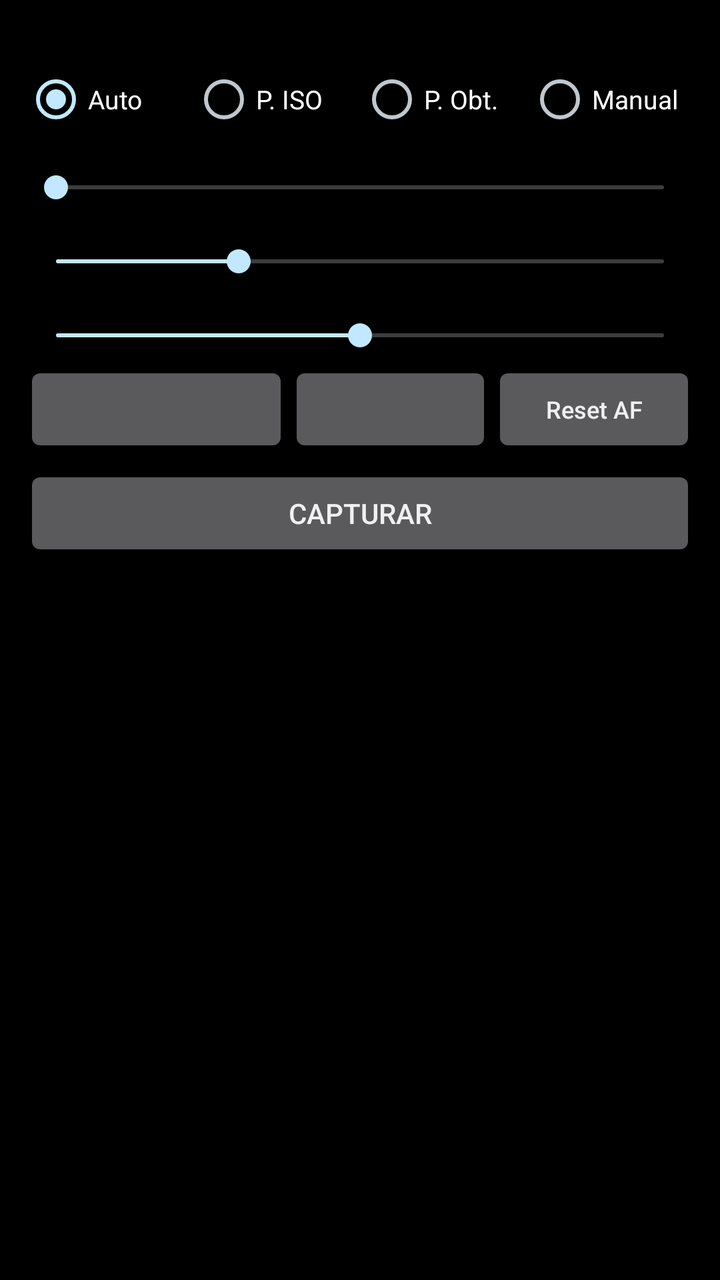
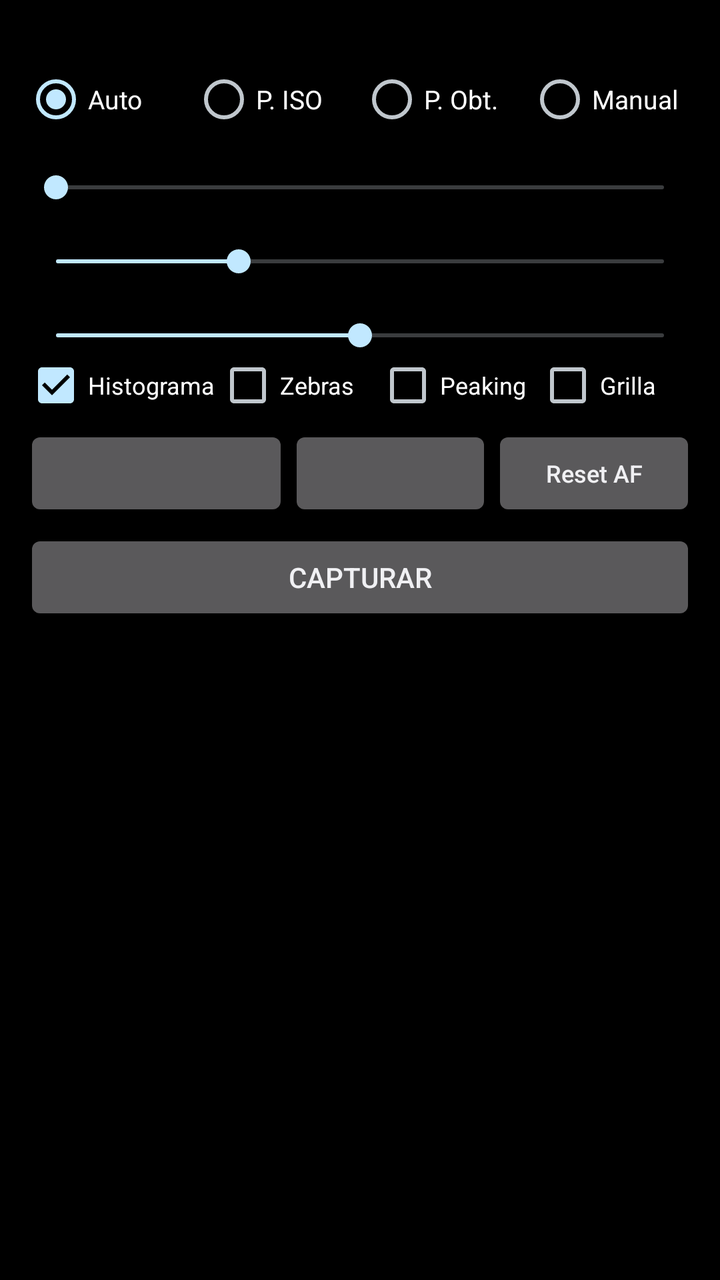

The first picture is an Android layout as it rendered before a commit; the second is the same layout after the commit. The layout source and the unified diff follow.
<!-- AndroidManifest.xml: application theme android:Theme.DeviceDefault.NoActionBar -->
<!-- res/layout/activity_main.xml -->
<?xml version="1.0" encoding="utf-8"?>
<LinearLayout xmlns:android="http://schemas.android.com/apk/res/android"
    android:layout_width="match_parent"
    android:layout_height="match_parent"
    android:background="#000000"
    android:orientation="vertical">

    <FrameLayout
        android:id="@+id/previewFrame"
        android:layout_width="match_parent"
        android:layout_height="0dp">

        <TextureView
            android:id="@+id/preview"
            android:layout_width="match_parent"
            android:layout_height="match_parent" />

        <View
            android:id="@+id/focusRing"
            android:layout_width="64dp"
            android:layout_height="64dp"
            android:layout_gravity="top|start"
            android:background="@drawable/focus_ring"
            android:visibility="gone" />

        <TextView
            android:id="@+id/lockBadge"
            android:layout_width="wrap_content"
            android:layout_height="wrap_content"
            android:layout_gravity="top|start"
            android:layout_margin="8dp"
            android:background="#FFD54F"
            android:paddingHorizontal="6dp"
            android:paddingVertical="2dp"
            android:text="AE/AF LOCK"
            android:textColor="#000000"
            android:textSize="12sp"
            android:visibility="gone" />

        <TextView
            android:id="@+id/countdownText"
            android:layout_width="wrap_content"
            android:layout_height="wrap_content"
            android:layout_gravity="center"
            android:shadowColor="#000000"
            android:shadowRadius="8"
            android:textColor="#FFFFFF"
            android:textSize="96sp"
            android:visibility="gone" />
    </FrameLayout>

    <ScrollView
        android:layout_width="match_parent"
        android:layout_height="0dp"
        android:layout_weight="1">

        <LinearLayout
            android:layout_width="match_parent"
            android:layout_height="wrap_content"
            android:orientation="vertical"
            android:padding="12dp">

            <TextView
                android:id="@+id/info"
                android:layout_width="wrap_content"
                android:layout_height="wrap_content"
                android:textColor="#FFFFFF"
                android:textSize="13sp" />

            <RadioGroup
                android:id="@+id/modeGroup"
                android:layout_width="match_parent"
                android:layout_height="wrap_content"
                android:layout_marginTop="4dp"
                android:checkedButton="@+id/modeAuto"
                android:orientation="horizontal">

                <RadioButton
                    android:id="@+id/modeAuto"
                    android:layout_width="0dp"
                    android:layout_height="wrap_content"
                    android:layout_weight="1"
                    android:text="Auto"
                    android:textColor="#FFFFFF"
                    android:textSize="13sp" />

                <RadioButton
                    android:id="@+id/modeIso"
                    android:layout_width="0dp"
                    android:layout_height="wrap_content"
                    android:layout_weight="1"
                    android:text="P. ISO"
                    android:textColor="#FFFFFF"
                    android:textSize="13sp" />

                <RadioButton
                    android:id="@+id/modeShutter"
                    android:layout_width="0dp"
                    android:layout_height="wrap_content"
                    android:layout_weight="1"
                    android:text="P. Obt."
                    android:textColor="#FFFFFF"
                    android:textSize="13sp" />

                <RadioButton
                    android:id="@+id/modeManual"
                    android:layout_width="0dp"
                    android:layout_height="wrap_content"
                    android:layout_weight="1"
                    android:text="Manual"
                    android:textColor="#FFFFFF"
                    android:textSize="13sp" />
            </RadioGroup>

            <TextView
                android:id="@+id/evLabel"
                android:layout_width="wrap_content"
                android:layout_height="wrap_content"
                android:textColor="#AAAAAA" />

            <SeekBar
                android:id="@+id/evBar"
                android:layout_width="match_parent"
                android:layout_height="wrap_content" />

            <TextView
                android:id="@+id/isoLabel"
                android:layout_width="wrap_content"
                android:layout_height="wrap_content"
                android:textColor="#AAAAAA" />

            <SeekBar
                android:id="@+id/isoBar"
                android:layout_width="match_parent"
                android:layout_height="wrap_content"
                android:max="1000"
                android:progress="300" />

            <TextView
                android:id="@+id/expLabel"
                android:layout_width="wrap_content"
                android:layout_height="wrap_content"
                android:textColor="#AAAAAA" />

            <SeekBar
                android:id="@+id/expBar"
                android:layout_width="match_parent"
                android:layout_height="wrap_content"
                android:max="1000"
                android:progress="500" />

            <LinearLayout
                android:layout_width="match_parent"
                android:layout_height="wrap_content"
                android:layout_marginTop="4dp"
                android:orientation="horizontal">

                <Button
                    android:id="@+id/driveBtn"
                    android:layout_width="0dp"
                    android:layout_height="wrap_content"
                    android:layout_weight="1.3"
                    android:textAllCaps="false"
                    android:textSize="12sp" />

                <Button
                    android:id="@+id/timerBtn"
                    android:layout_width="0dp"
                    android:layout_height="wrap_content"
                    android:layout_weight="1"
                    android:textAllCaps="false"
                    android:textSize="12sp" />

                <Button
                    android:id="@+id/resetBtn"
                    android:layout_width="0dp"
                    android:layout_height="wrap_content"
                    android:layout_weight="1"
                    android:text="Reset AF"
                    android:textAllCaps="false"
                    android:textSize="12sp" />
            </LinearLayout>

            <Button
                android:id="@+id/shutter"
                android:layout_width="match_parent"
                android:layout_height="wrap_content"
                android:layout_marginTop="4dp"
                android:text="Capturar" />
        </LinearLayout>
    </ScrollView>
</LinearLayout>
<!-- resources referenced by this layout -->
<resources>
  <!-- drawable focus_ring (drawable) -->
  <?xml version="1.0" encoding="utf-8"?>
  <shape xmlns:android="http://schemas.android.com/apk/res/android"
      android:shape="rectangle">
      <stroke
          android:width="2dp"
          android:color="#FFD54F" />
      <corners android:radius="6dp" />
  </shape>
</resources>

<!-- the commit's change to res/layout/activity_main.xml (unified diff, before → after) -->
@@ -12,6 +12,11 @@
 
         <TextureView
             android:id="@+id/preview"
+            android:layout_width="match_parent"
+            android:layout_height="match_parent" />
+
+        <dev.campa.rawcam.OverlayView
+            android:id="@+id/overlay"
             android:layout_width="match_parent"
             android:layout_height="match_parent" />
 
@@ -152,6 +157,49 @@
             <LinearLayout
                 android:layout_width="match_parent"
                 android:layout_height="wrap_content"
+                android:orientation="horizontal">
+
+                <CheckBox
+                    android:id="@+id/histToggle"
+                    android:layout_width="0dp"
+                    android:layout_height="wrap_content"
+                    android:layout_weight="1.2"
+                    android:checked="true"
+                    android:text="Histograma"
+                    android:textColor="#FFFFFF"
+                    android:textSize="12sp" />
+
+                <CheckBox
+                    android:id="@+id/zebraToggle"
+                    android:layout_width="0dp"
+                    android:layout_height="wrap_content"
+                    android:layout_weight="1"
+                    android:text="Zebras"
+                    android:textColor="#FFFFFF"
+                    android:textSize="12sp" />
+
+                <CheckBox
+                    android:id="@+id/peakToggle"
+                    android:layout_width="0dp"
+                    android:layout_height="wrap_content"
+                    android:layout_weight="1"
+                    android:text="Peaking"
+                    android:textColor="#FFFFFF"
+                    android:textSize="12sp" />
+
+                <CheckBox
+                    android:id="@+id/gridToggle"
+                    android:layout_width="0dp"
+                    android:layout_height="wrap_content"
+                    android:layout_weight="1"
+                    android:text="Grilla"
+                    android:textColor="#FFFFFF"
+                    android:textSize="12sp" />
+            </LinearLayout>
+
+            <LinearLayout
+                android:layout_width="match_parent"
+                android:layout_height="wrap_content"
                 android:layout_marginTop="4dp"
                 android:orientation="horizontal">
 
